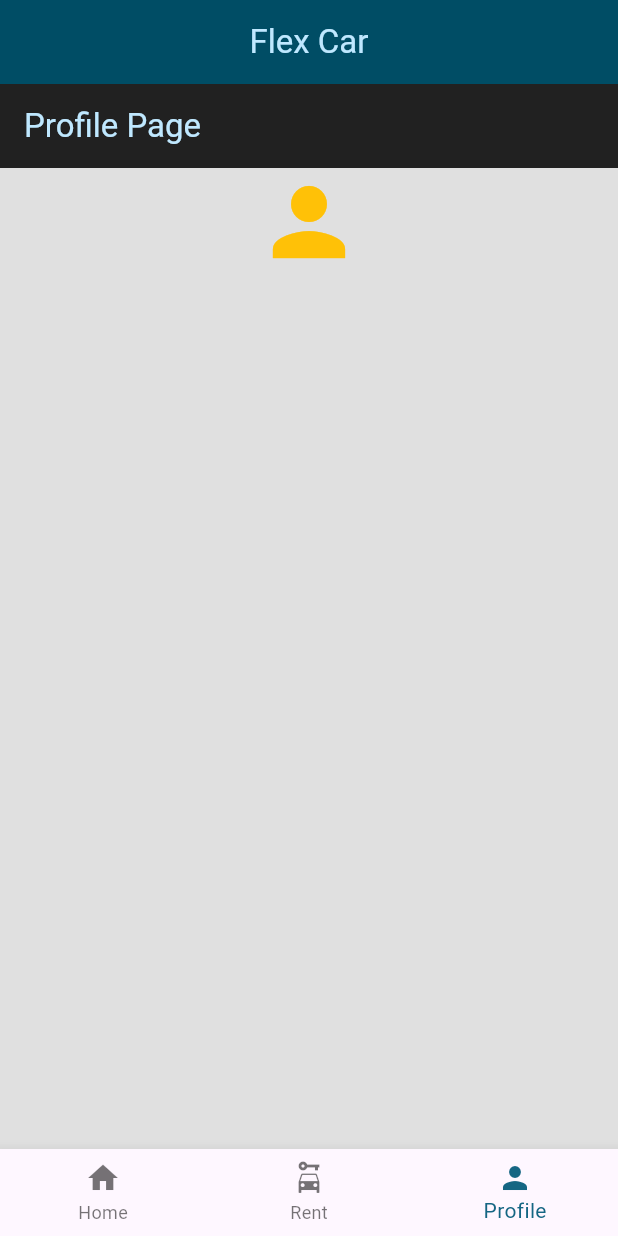
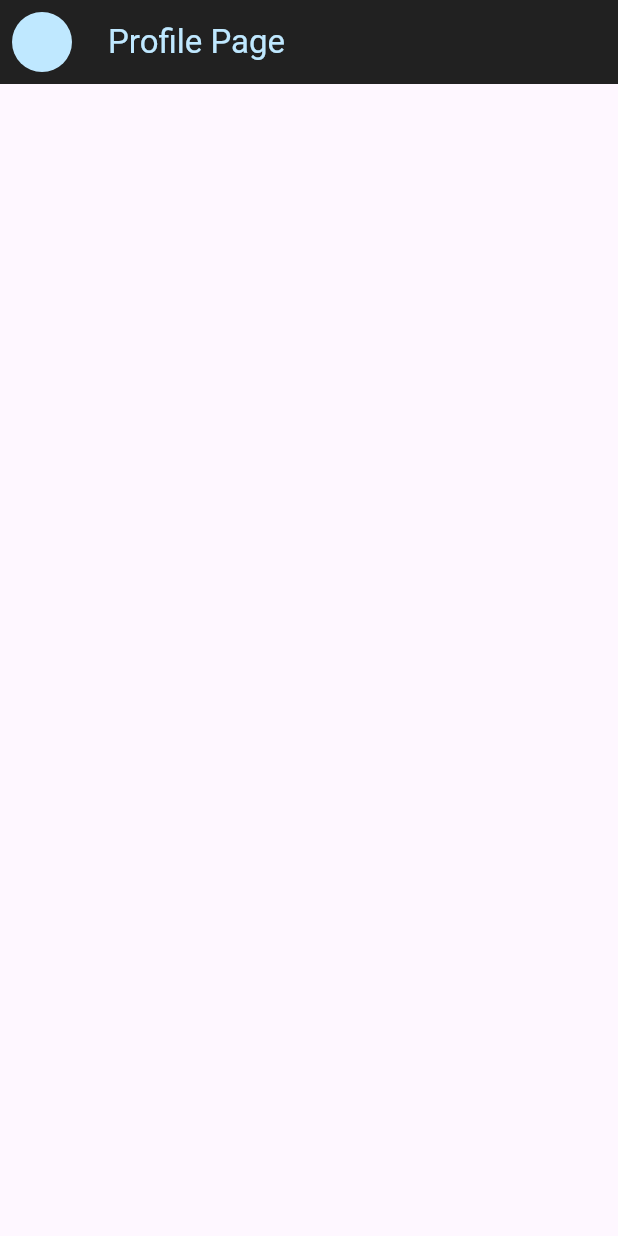
Before and after one commit to Flexcarwills/Car_Rental_App, a Flutter app: the mainscreen screen opened directly, item 3 of the bottom bar chosen, on a phone screen of 412 x 824 dp. Run offline on Flutter 3.47's test engine with Material 3 defaults, Android fonts, the phone set to English and light mode, and no system bars; our stand-ins replace font_awesome_flutter, lottie.

Commit message:
All Commit

```diff
--- a/lib/Authentication_Screens/authentication.dart
+++ b/lib/Authentication_Screens/authentication.dart
@@ -1,4 +1,5 @@
 import 'package:car_rental_app/Authentication_Screens/sigin.dart';
+import 'package:car_rental_app/user_screens/main_screen.dart';
 import 'package:flutter/material.dart';
 import 'package:font_awesome_flutter/font_awesome_flutter.dart';
 
@@ -24,6 +25,8 @@ class _AuthencationScreenState extends State<AuthencationScreen> {
     //   _islogin = !_islogin;
     // });
     formkey.currentState!.save();
+    Navigator.of(context)
+        .pushReplacement(MaterialPageRoute(builder: (ctx) => mainscreen()));
   }
 
   @override
--- a/lib/main.dart
+++ b/lib/main.dart
@@ -1,5 +1,6 @@
 import 'package:car_rental_app/Authentication_Screens/authentication.dart';
 import 'package:car_rental_app/Home_Widgets/home_scree.dart';
+import 'package:car_rental_app/Introduciton/onboardingScreen.dart';
 import 'package:car_rental_app/Introduciton/splash.dart';
 import 'package:car_rental_app/user_screens/main_screen.dart';
 import 'package:flutter/material.dart';
@@ -69,7 +70,7 @@ class MyApp extends StatelessWidget {
             ),
           )),
       themeMode: ThemeMode.system,
-      home: const mainscreen(),
+      home: const OnBoardingScreen(),
     );
   }
 }
--- a/lib/user_screens/main_screen.dart
+++ b/lib/user_screens/main_screen.dart
@@ -18,20 +18,34 @@ class _mainscreenState extends State<mainscreen> {
   ];
   @override
   Widget build(BuildContext context) {
-    return SafeArea(
-      child: Scaffold(
+    return Scaffold(
       appBar: AppBar(
-          title: Center(child: const Text('Flex Car')),
+        title: const Center(child: const Text('Flex Car')),
       ),
-        body: IndexedStack(
-          children: widgetList,
-          index: myindex,
-        ),
+      // body: myindex == 0
+      //     ? HomeScreen()
+      //     : myindex == 2
+      //         ? Profile()
+      //         : Center(child: Text('Rent Screen')),
       bottomNavigationBar: BottomNavigationBar(
         onTap: (index) {
           setState(() {
             myindex = index;
           });
+          Navigator.of(context)
+              .push(MaterialPageRoute(builder: (cyx) => widgetList[index]));
+          // if (index == 0) {
+          //   Navigator.of(context)
+          //       .push(MaterialPageRoute(builder: (cyx) => HomeScreen()));
+          // }
+          // if (index == 1) {
+          //   Navigator.of(context).push(MaterialPageRoute(
+          //       builder: (cyx) => Center(child: Text('Rent Screen'))));
+          // }
+          // if (index == 2) {
+          //   Navigator.of(context)
+          //       .push(MaterialPageRoute(builder: (cyx) => Profile()));
+          // }
         },
         currentIndex: myindex,
         items: const [
@@ -49,7 +63,6 @@ class _mainscreenState extends State<mainscreen> {
           )
         ],
       ),
-      ),
     );
   }
 }
--- a/lib/user_screens/user_profile_screen.dart
+++ b/lib/user_screens/user_profile_screen.dart
@@ -10,27 +10,26 @@ class Profile extends StatefulWidget {
 class _ProfileState extends State<Profile> {
   @override
   Widget build(BuildContext context) {
-    return SafeArea(
-        child: Scaffold(
-      backgroundColor: Colors.grey[300],
+    return Scaffold(
+      // backgroundColor: Colors.grey[300],
       appBar: AppBar(
-        title: Text('Profile Page'),
+        title: const Text('Profile Page'),
         backgroundColor: Colors.grey[900],
       ),
-      body: ListView(
-        children: [
-          //Profile Picture
-          Icon(
-            Icons.person,
-            size: 72,
-            color: Colors.amber,
-          )
+      // body: ListView(
+      //   children: [
+      //     //Profile Picture
+      //     Icon(
+      //       Icons.person,
+      //       size: 72,
+      //       color: Colors.amber,
+      //     )
 
-          //Username
+      //Username
 
-          //
-        ],
-      ),
-    ));
+      //
+      //],
+    );
+    //);
   }
 }
```
Lines whose indentation alone changed are shown as unchanged.
